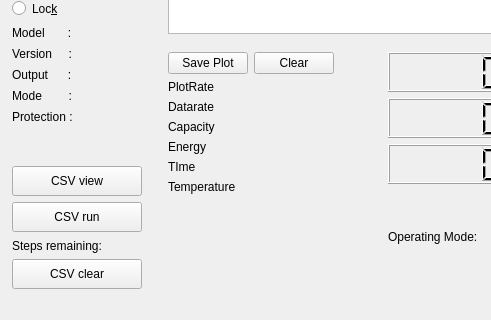
This is source_files/dps_GUI.ui in kbs3056/XY6015L_pyGUI as Qt 5 draws it before an edit; both pictures show x 0 to 491 and y 177 to 497 of the 1071 by 497 pixel window. The edited form follows.
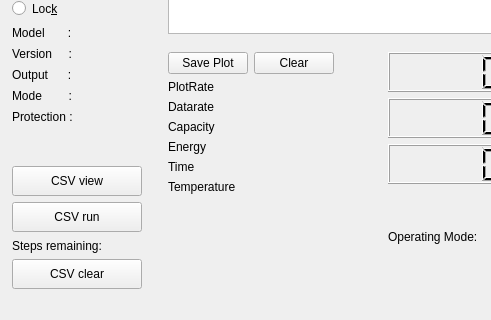
This is the edited form. Custom widgets are drawn as their Qt base class.

Commit message: Protection register codes update

```diff
--- a/source_files/dps_GUI.ui
+++ b/source_files/dps_GUI.ui
@@ -550,7 +550,7 @@
       <item>
        <widget class="QLabel" name="label_time">
         <property name="text">
-         <string>TIme</string>
+         <string>Time</string>
         </property>
        </widget>
       </item>
```
The commit also changes 2 other files.
